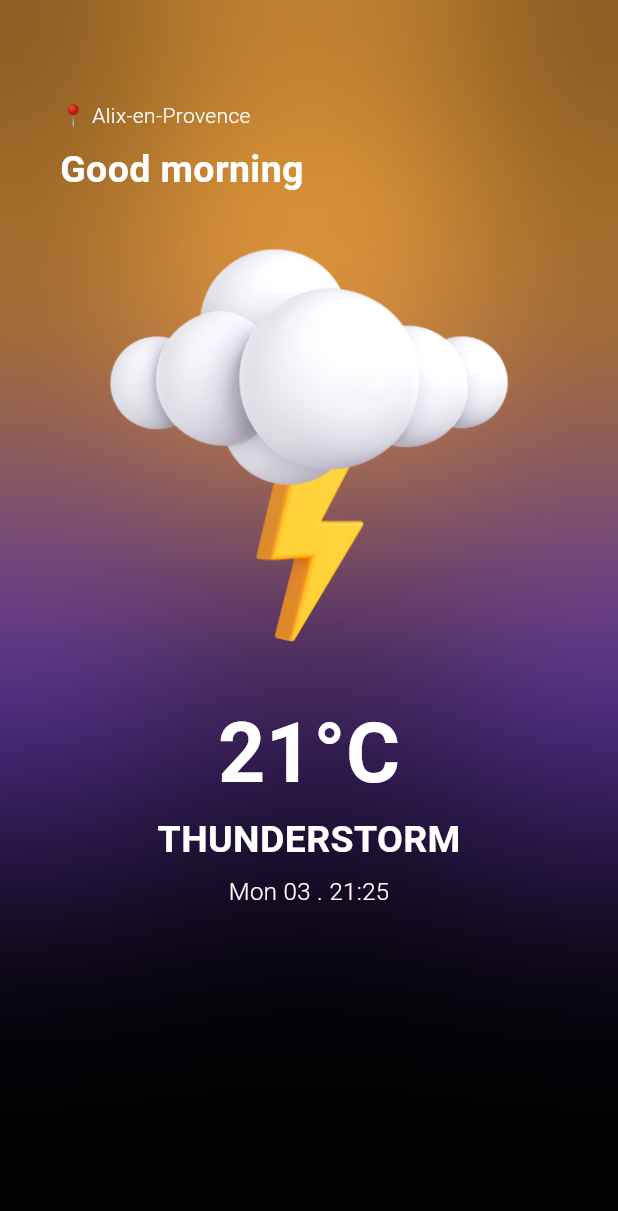
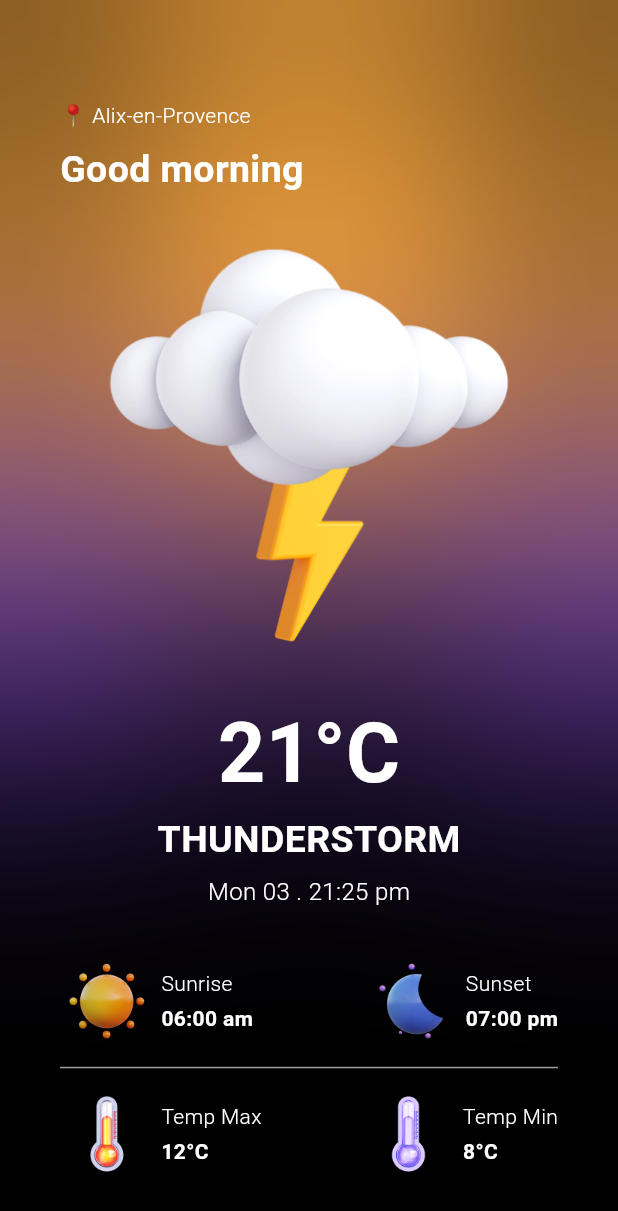
Before and after one commit to BigSteveAbdulmex/WeatherPulse, a Flutter app: the screen it shows after launch, on a phone screen of 412 x 824 dp. Shown: the top 1211 px of the screen. Run offline on Flutter 3.47's test engine with Material 3 defaults, Android fonts, the phone set to English and light mode, and no system bars; our stand-ins replace bloc, equatable.

Commit message:
Building the UI

```diff
--- a/lib/screens/home_screen.dart
+++ b/lib/screens/home_screen.dart
@@ -32,7 +32,7 @@ class HomeScreen extends StatelessWidget {
               Align(
                 alignment: AlignmentDirectional(3, -0.3),
                 child: Container(
-                  height: 800,
+                  height: 350,
                   width: 235,
                   decoration: BoxDecoration(
                     shape: BoxShape.circle,
@@ -43,7 +43,7 @@ class HomeScreen extends StatelessWidget {
               Align(
                 alignment: AlignmentDirectional(-3, -0.3),
                 child: Container(
-                  height: 800,
+                  height: 350,
                   width: 235,
                   decoration: BoxDecoration(
                     shape: BoxShape.circle,
@@ -117,7 +117,7 @@ class HomeScreen extends StatelessWidget {
                     const SizedBox(height: 5),
                     const Center(
                       child: Text(
-                        'Mon 03 . 21:25',
+                        'Mon 03 . 21:25 pm',
                         style: TextStyle(
                           color: Colors.white,
                           fontSize: 16,
@@ -128,7 +128,139 @@ class HomeScreen extends StatelessWidget {
                     const SizedBox(height: 30),
                     Row(
                       mainAxisAlignment: MainAxisAlignment.spaceBetween,
-                      children: [],
+                      children: [
+                        Row(
+                          children: [
+                            Image.asset(
+                              'assets/images/11.png',
+                              scale: 8,
+                            ),
+                            const SizedBox(width: 5),
+                            const Column(
+                              crossAxisAlignment: CrossAxisAlignment.start,
+                              children: [
+                                Text(
+                                  'Sunrise',
+                                  style: TextStyle(
+                                    color: Colors.white,
+                                    fontWeight: FontWeight.w300,
+                                  ),
+                                ),
+                                SizedBox(height: 3),
+                                Text(
+                                  '06:00 am',
+                                  style: TextStyle(
+                                    color: Colors.white,
+                                    fontWeight: FontWeight.w700,
+                                  ),
+                                )
+                              ],
+                            ),
+                          ],
+                        ),
+                        // Row 2
+                        Row(
+                          children: [
+                            Image.asset(
+                              'assets/images/12.png',
+                              scale: 8,
+                            ),
+                            const SizedBox(width: 5),
+                            const Column(
+                              crossAxisAlignment: CrossAxisAlignment.start,
+                              children: [
+                                Text(
+                                  'Sunset',
+                                  style: TextStyle(
+                                    color: Colors.white,
+                                    fontWeight: FontWeight.w300,
+                                  ),
+                                ),
+                                SizedBox(height: 3),
+                                Text(
+                                  '07:00 pm',
+                                  style: TextStyle(
+                                    color: Colors.white,
+                                    fontWeight: FontWeight.w700,
+                                  ),
+                                )
+                              ],
+                            ),
+                          ],
+                        ),
+                      ],
+                    ),
+                    // Divider
+                    const Padding(
+                      padding: EdgeInsets.symmetric(vertical: 5.0),
+                      child: Divider(
+                        color: Colors.grey,
+                      ),
+                    ),
+                    // Second set of rows
+                    Row(
+                      mainAxisAlignment: MainAxisAlignment.spaceBetween,
+                      children: [
+                        Row(
+                          children: [
+                            Image.asset(
+                              'assets/images/13.png',
+                              scale: 8,
+                            ),
+                            const SizedBox(width: 5),
+                            const Column(
+                              crossAxisAlignment: CrossAxisAlignment.start,
+                              children: [
+                                Text(
+                                  'Temp Max',
+                                  style: TextStyle(
+                                    color: Colors.white,
+                                    fontWeight: FontWeight.w300,
+                                  ),
+                                ),
+                                SizedBox(height: 3),
+                                Text(
+                                  '12°C',
+                                  style: TextStyle(
+                                    color: Colors.white,
+                                    fontWeight: FontWeight.w700,
+                                  ),
+                                )
+                              ],
+                            ),
+                          ],
+                        ),
+                        // Row 2
+                        Row(
+                          children: [
+                            Image.asset(
+                              'assets/images/14.png',
+                              scale: 8,
+                            ),
+                            const SizedBox(width: 5),
+                            const Column(
+                              crossAxisAlignment: CrossAxisAlignment.start,
+                              children: [
+                                Text(
+                                  'Temp Min',
+                                  style: TextStyle(
+                                    color: Colors.white,
+                                    fontWeight: FontWeight.w300,
+                                  ),
+                                ),
+                                SizedBox(height: 3),
+                                Text(
+                                  '8°C',
+                                  style: TextStyle(
+                                    color: Colors.white,
+                                    fontWeight: FontWeight.w700,
+                                  ),
+                                )
+                              ],
+                            ),
+                          ],
+                        ),
+                      ],
                     ),
                   ],
                 ),
```
